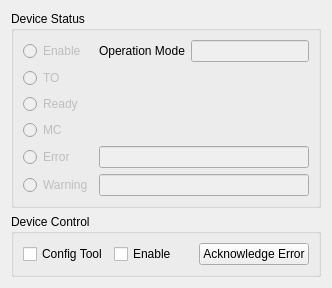
Above: source/wnd/h2status.ui from ww4u/mct-t4 before the change. Below: the same form after it.
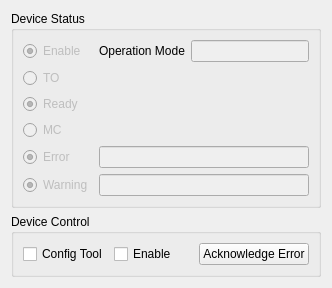
That is the form after the change.

```diff
--- a/source/wnd/h2status.ui
+++ b/source/wnd/h2status.ui
@@ -40,6 +40,9 @@
         <property name="text">
          <string>Ready</string>
         </property>
+        <property name="checked">
+         <bool>true</bool>
+        </property>
         <property name="autoExclusive">
          <bool>false</bool>
         </property>
@@ -66,6 +69,9 @@
         <property name="text">
          <string>Enable</string>
         </property>
+        <property name="checked">
+         <bool>true</bool>
+        </property>
         <property name="autoExclusive">
          <bool>false</bool>
         </property>
@@ -99,6 +105,9 @@
         <property name="text">
          <string>Error</string>
         </property>
+        <property name="checked">
+         <bool>true</bool>
+        </property>
         <property name="autoExclusive">
          <bool>false</bool>
         </property>
@@ -112,6 +121,9 @@
         <property name="text">
          <string>Warning</string>
         </property>
+        <property name="checked">
+         <bool>true</bool>
+        </property>
         <property name="autoExclusive">
          <bool>false</bool>
         </property>
```
